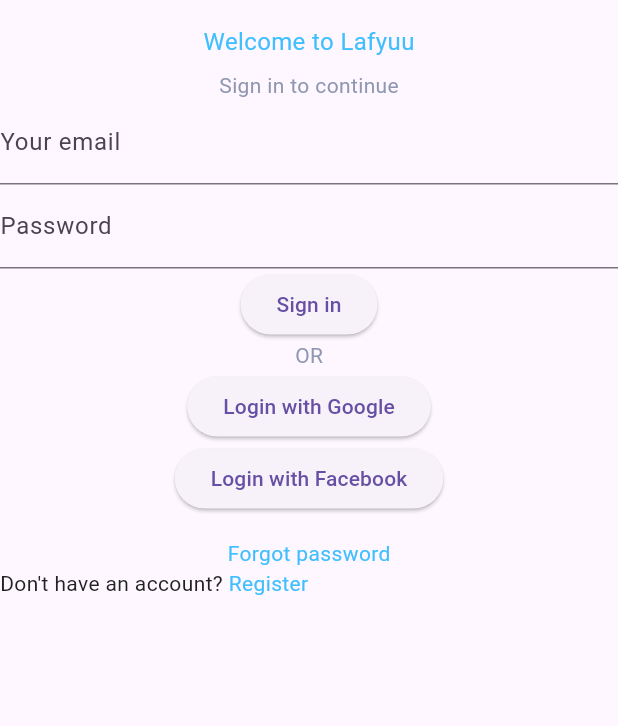
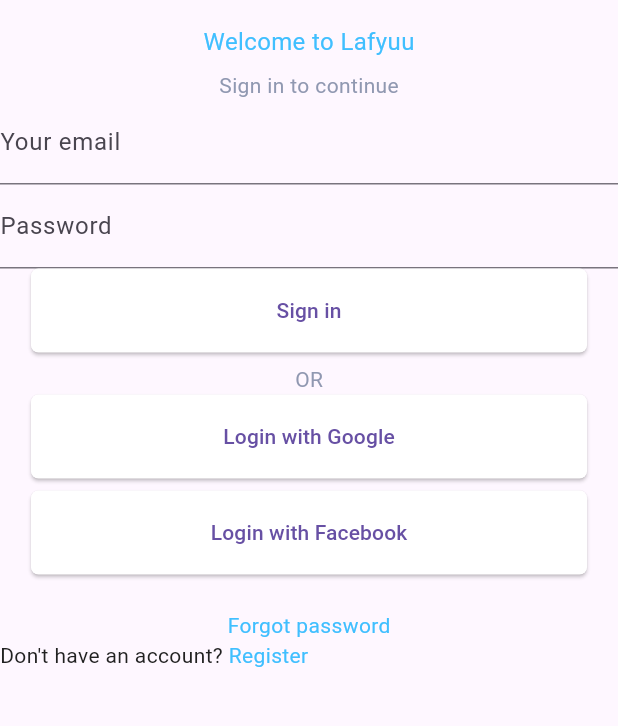
Before and after one commit to Amirelo/ClothesShop_App, a Flutter app: the screen it shows after launch, on a phone screen of 412 x 824 dp, the part 258-984 px from its top. Run offline on Flutter 3.47's test engine with Material 3 defaults, Android fonts, the phone set to English and light mode, and no system bars; missing offline and left inert: dart:ffi.

Commit message:
Update CustomButton

```diff
--- a/lib/src/screens/auth/SignInScreen.dart
+++ b/lib/src/screens/auth/SignInScreen.dart
@@ -1,4 +1,5 @@
 import 'package:clothes_shop/src/colors/ThemeDefault.dart';
+import 'package:clothes_shop/src/widgets/CustomButton.dart';
 import 'package:clothes_shop/src/widgets/CustomText.dart';
 import 'package:flutter/material.dart';
 
@@ -29,6 +30,7 @@ class SignInScreen extends StatelessWidget {
           paddingTop: 8,
           textColor: ThemeDefault().secondaryTextColor,
         ),
+
         const TextField(
           decoration: InputDecoration(labelText: "Your email"),
         ),
@@ -36,15 +38,16 @@ class SignInScreen extends StatelessWidget {
           obscureText: true,
           decoration: InputDecoration(labelText: "Password"),
         ),
-        const ElevatedButton(onPressed: _buttonAction, child: Text("Sign in")),
+
+        const CustomButton(onPressed: _buttonAction, text:"Sign in"),
         CustomText(
           text: "OR",
           textColor: ThemeDefault().secondaryTextColor,
         ),
-        const ElevatedButton(
-            onPressed: _buttonAction, child: Text("Login with Google")),
-        const ElevatedButton(
-            onPressed: _buttonAction, child: Text("Login with Facebook")),
+        const CustomButton(
+            onPressed: _buttonAction, text:"Login with Google"),
+        const CustomButton(
+            onPressed: _buttonAction, text:"Login with Facebook"),
         CustomText(
           text: "Forgot password",
           textColor: ThemeDefault().primaryColor,
@@ -52,7 +55,7 @@ class SignInScreen extends StatelessWidget {
         ),
         Row(
           children: [
-            CustomText(text: "Don't have an account? "),
+            const CustomText(text: "Don't have an account? "),
             CustomText(text: 'Register', textColor: ThemeDefault().primaryColor,)
           ],
         ),
--- a/lib/src/widgets/CustomButton.dart
+++ b/lib/src/widgets/CustomButton.dart
@@ -21,10 +21,10 @@ class CustomButton extends StatelessWidget{
 
     this.width = double.infinity,
     this.height = double.maxFinite,
-    this.borderRadius = 0,
+    this.borderRadius = 5,
 
     this.marginTop = 0,
-    this.marginBottom = 0,
+    this.marginBottom = 8,
     this.marginHorizontal = 0
     });
   @override
@@ -37,16 +37,20 @@ class CustomButton extends StatelessWidget{
         left: marginHorizontal,
         right: marginHorizontal
       ),
-      child: ClipRRect(
-        borderRadius: BorderRadius.circular(borderRadius),
-        child: SizedBox(
-          width: width,
-          height: height,
+      child: SizedBox(
+        width: MediaQuery.of(context).size.width * 0.9,
+        height: 56,
+        child: FractionallySizedBox(
           child: (
             ElevatedButton(
               onPressed: onPressed,
               style: ButtonStyle(
                 backgroundColor: MaterialStateProperty.all<Color>(backgroundColor),
+                shape: MaterialStateProperty.all<RoundedRectangleBorder>(
+                  RoundedRectangleBorder(
+                    borderRadius: BorderRadius.circular(borderRadius)
+                  )
+                )
               ),
               child: Text(text),)
           ),
```
Also changed, not shown: pubspec.lock, 1 other file.
